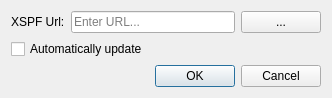
The window that src/LoadXSPFDialog.ui (tomahawk-player/tomahawk) describes before a commit, drawn with Qt 5.
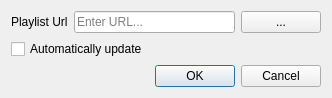
The same window after the commit.

The edit to the form file:
```diff
--- a/src/LoadXSPFDialog.ui
+++ b/src/LoadXSPFDialog.ui
@@ -19,7 +19,7 @@
      <item>
       <widget class="QLabel" name="label">
        <property name="text">
-        <string>XSPF Url:</string>
+        <string>Playlist Url</string>
        </property>
       </widget>
      </item>
```
